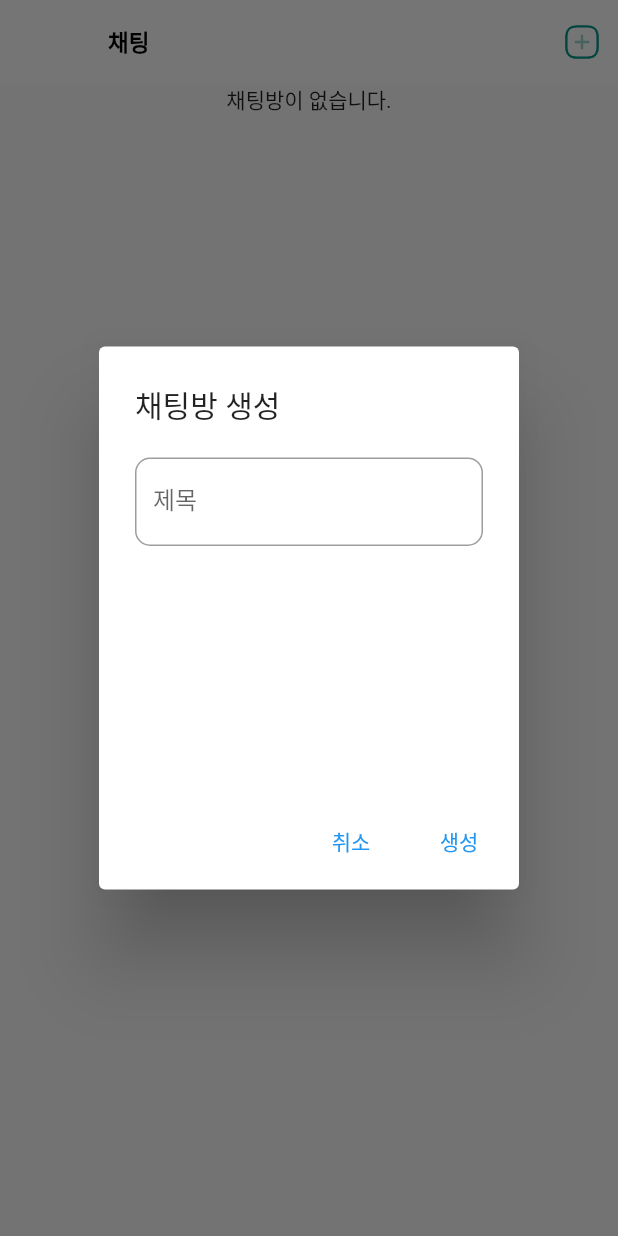
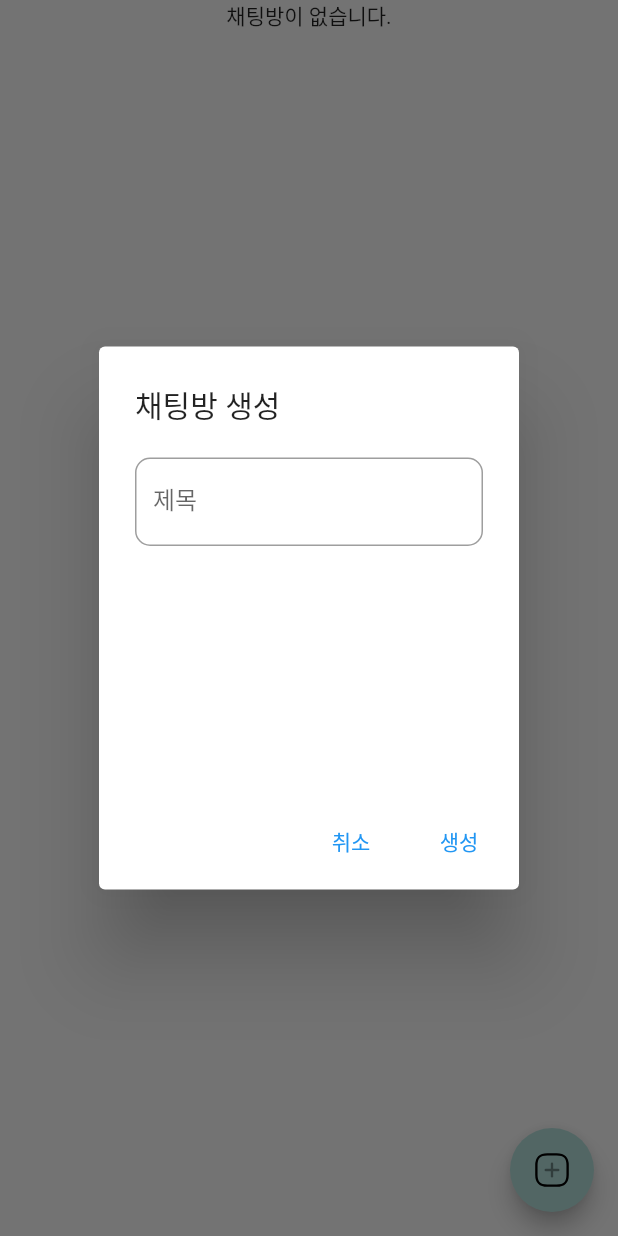
Before and after one commit to THEPLACE86/open_diary, a Flutter app: the ChatListPage screen opened directly, after a tap on an icon or button, on a phone screen of 412 x 824 dp. Run offline on Flutter 3.47's test engine with Material 2 defaults, Android fonts, the phone set to English and light mode, and no system bars; our stand-ins replace carousel_slider, chat_bubbles, flutter_svg, geolocator, get, get_storage and 2 more; missing offline and left inert: admob_flutter, flutter_pagewise, multi_image_picker_view, supabase_auth_ui, super_tag_editor; accounts and stored records are empty.

Commit message:
채팅 구현중

```diff
--- a/lib/page/navbar/chat/chat_list.dart
+++ b/lib/page/navbar/chat/chat_list.dart
@@ -101,22 +101,15 @@ class _ChatListPageState extends State<ChatListPage> {
   @override
   Widget build(BuildContext context) {
     return Scaffold(
-        appBar: AppBar(
-          title: const Text('채팅', style: TextStyle(fontWeight: FontWeight.bold, fontSize: 15, color: Colors.black),),
-          centerTitle: false,
-          elevation: 0,
-          backgroundColor: Colors.white,
-          actions: [
-            IconButton(
+      floatingActionButton: FloatingActionButton(
+        backgroundColor: Colors.teal[100],
         onPressed: () => createChat(),
-              icon: SvgPicture.asset(
+        child: SvgPicture.asset(
           'assets/icon/add.svg',
           width: 25,
           height: 25,
-                color: Colors.teal,
+          color: Colors.black,
         ),
-            )
-          ],
       ),
       body: supabase.auth.currentSession == null ? Column(
         children: const [
--- a/pubspec.yaml
+++ b/pubspec.yaml
@@ -53,7 +53,7 @@ dependencies:
   flutter_pagewise:
   flutter_svg:
   timeago:
-  flutter_chat_bubble:
+  chat_bubbles:
 
 dev_dependencies:
   flutter_test:
```
Also changed, not shown: lib/page/navbar/chat/chat_room.dart (+25 -32 lines), assets/icon/a.jpeg (added), pubspec.lock. Lines whose indentation alone changed are shown as unchanged.
